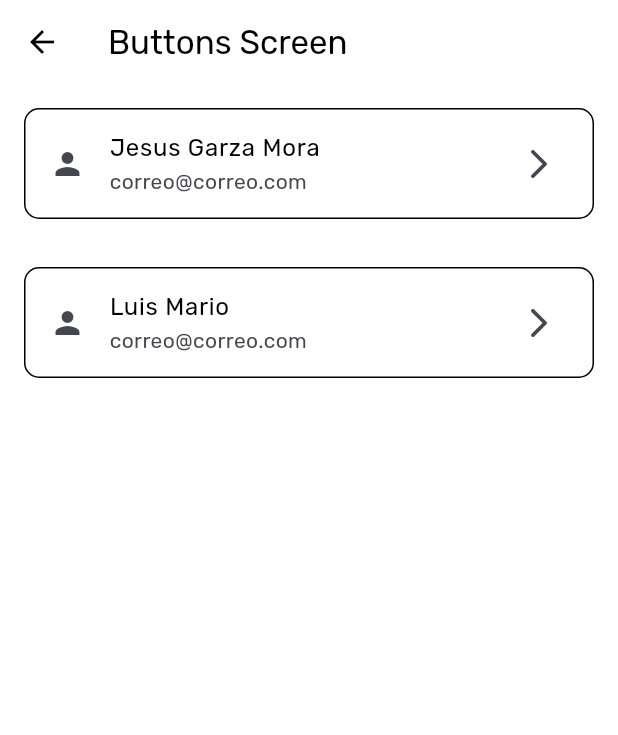
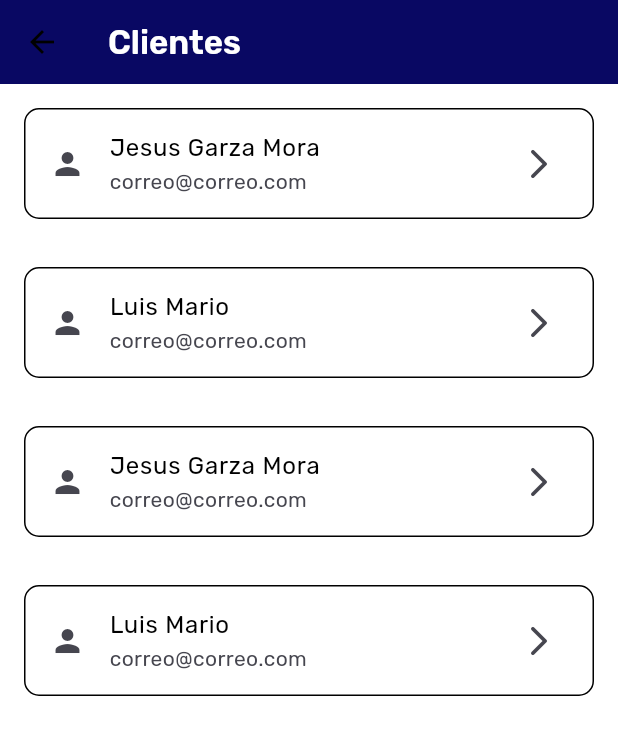
Before and after one commit to YazminMelgoza/syta_admin, a Flutter app: the ClientList screen opened directly, on a phone screen of 412 x 824 dp. Shown: the top 735 px of the screen. Run offline on Flutter 3.47's test engine with Material 3 defaults, Android fonts, the phone set to English and light mode, and no system bars; our stand-ins replace cloud_firestore, firebase_auth, firebase_core, image_picker, shared_preferences; accounts and stored records are empty.

Commit message:
Se agrego la info del cliente

```diff
--- a/lib/screens/client_list.dart
+++ b/lib/screens/client_list.dart
@@ -1,4 +1,5 @@
 import 'package:flutter/material.dart';
+import 'package:syta_admin/screens/client_info.dart';
 import 'package:syta_admin/screens/config/menu/menu_items.dart';
 
 class ClientList extends StatelessWidget {
@@ -8,7 +9,8 @@ class ClientList extends StatelessWidget {
   Widget build(BuildContext context) {
     return Scaffold(
       appBar: AppBar(
-        title: const Text('Buttons Screen'),
+        title: const Text("Clientes", style: TextStyle(color: Colors.white, fontWeight: FontWeight.w600),),
+        backgroundColor: Theme.of(context).colorScheme.primary,
       ),
       body: _ListView(),
     );
@@ -57,7 +59,10 @@ class _CustomListTile extends StatelessWidget {
         title: Text(menuItem.title),
         subtitle: Text( menuItem.subTitle ),
         onTap: () {
-
+          Navigator.push(
+              context,
+              MaterialPageRoute(builder: (context) => ClientInfor()),
+            );
         },
       ),
     );
--- a/lib/screens/config/menu/menu_items.dart
+++ b/lib/screens/config/menu/menu_items.dart
@@ -32,6 +32,20 @@ const appMenuItems = <MenuItem>[
     icon: Icons.person
   ),
 
+  MenuItem(
+    title: 'Jesus Garza Mora',
+    subTitle: 'correo@correo.com',
+    link: '/buttons',
+    icon: Icons.person
+  ),
+
+  MenuItem(
+    title: 'Luis Mario ',
+    subTitle: 'correo@correo.com',
+    link: '/card',
+    icon: Icons.person
+  ),
+
 
 
 ];
```
Also changed, not shown: lib/screens/client_info.dart (added, +51 -0 lines), lib/screens/home_screen.dart (+47 -37 lines).
